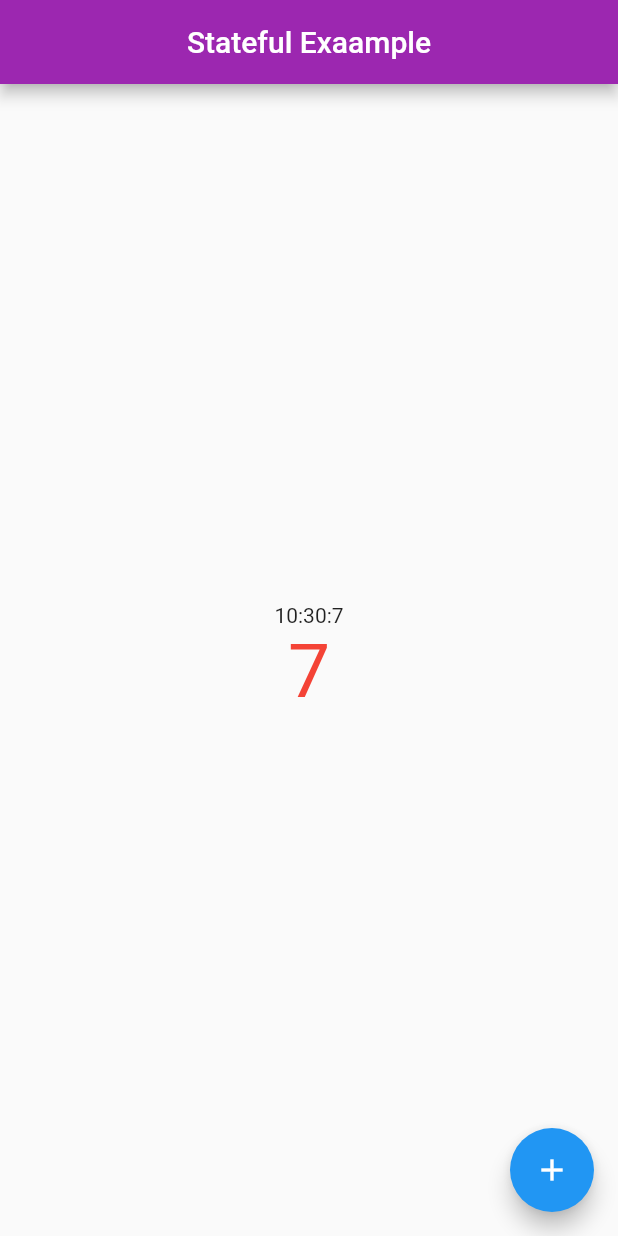
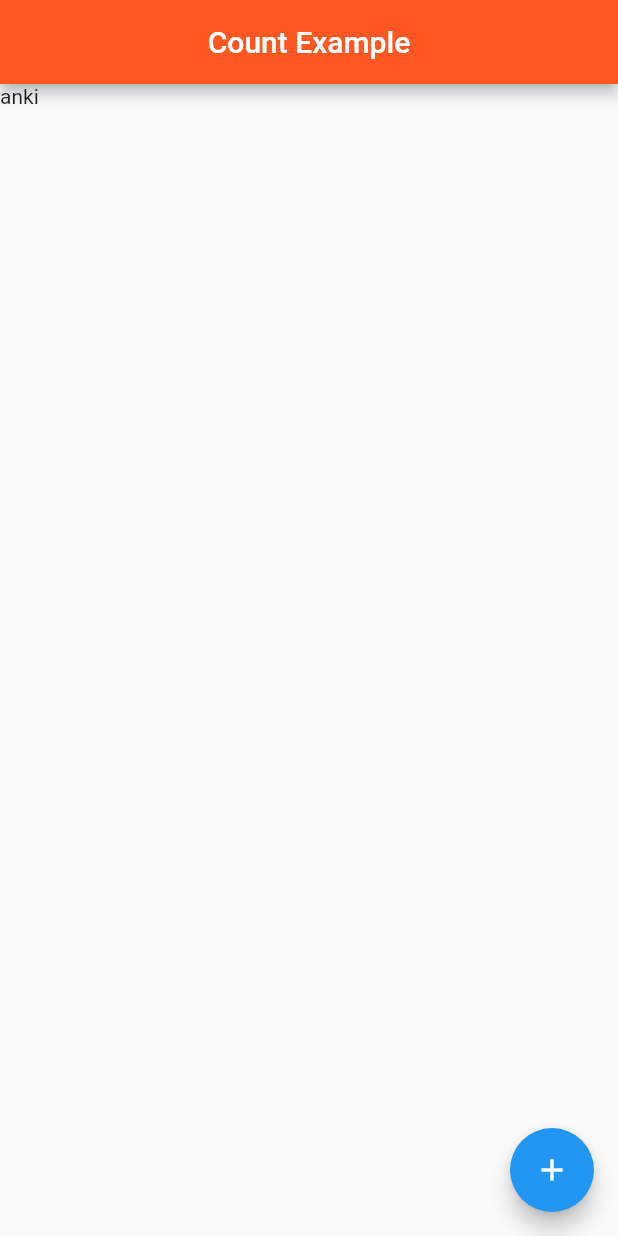
Before and after one commit to Ankita2802/Provider, a Flutter app: the screen it shows after launch, on a phone screen of 412 x 824 dp. Run offline on Flutter 3.47's test engine with Material 2 defaults, Android fonts, the phone set to English and light mode, and no system bars.

Commit message:
commit provider counter files

```diff
--- a/lib/main.dart
+++ b/lib/main.dart
@@ -1,3 +1,4 @@
+import 'package:demoprovider/screen/count_example.dart';
 import 'package:demoprovider/stateful_example.dart';
 import 'package:demoprovider/stateless.dart';
 import 'package:flutter/material.dart';
@@ -17,7 +18,7 @@ class MyApp extends StatelessWidget {
       theme: ThemeData(
         primarySwatch: Colors.blue,
       ),
-      home:Staful_Example(),
+      home:Count_Example(),
     );
   }
 }
--- a/lib/screen/count_example.dart
+++ b/lib/screen/count_example.dart
@@ -0,0 +1,29 @@
+import 'package:flutter/material.dart';
+class Count_Example extends StatefulWidget {
+  const Count_Example({Key? key}) : super(key: key);
+
+  @override
+  State<Count_Example> createState() => _Count_ExampleState();
+}
+
+class _Count_ExampleState extends State<Count_Example> {
+  @override
+  Widget build(BuildContext context) {
+    return Scaffold(
+      appBar: AppBar(
+        title: Text("Count Example"),
+        centerTitle: true,
+        backgroundColor: Colors.deepOrange,
+      ),
+      body: Column(
+        children: [
+          Text("anki")
+        ],
+      ),
+      floatingActionButton: FloatingActionButton(
+        onPressed: (){},
+        child: Icon(Icons.add),
+      ),
+    );
+  }
+}
```
